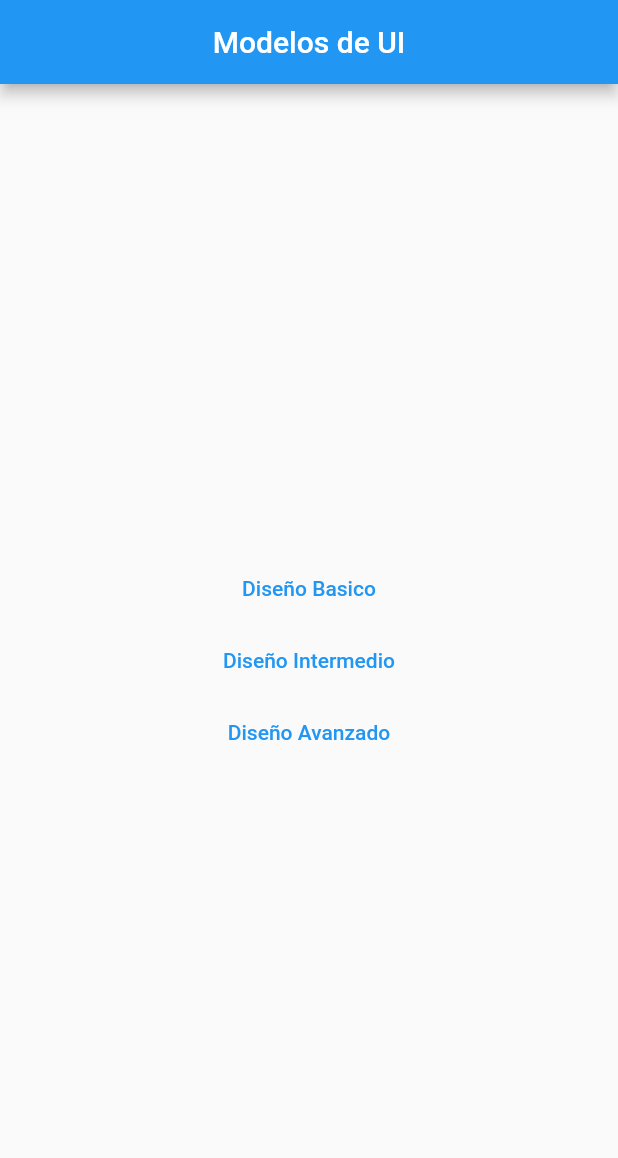
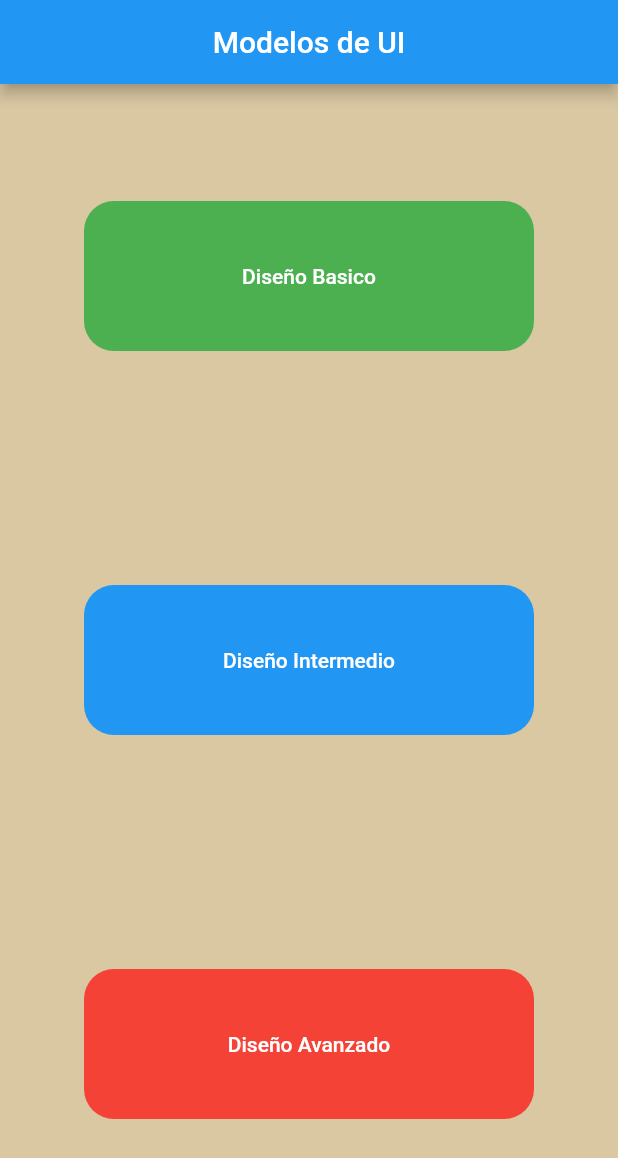
Before and after one commit to KestlerBarrios/modelos_ui, a Flutter app: the screen it shows after launch, on a phone screen of 412 x 824 dp. Shown: the top 1158 px of the screen. Run offline on Flutter 3.47's test engine with Material 2 defaults, Android fonts, the phone set to English and light mode, and no system bars.

Commit message:
Intermediate Design

```diff
--- a/lib/main.dart
+++ b/lib/main.dart
@@ -15,7 +15,7 @@ class MyApp extends StatelessWidget {
       home: HomePage(),
       initialRoute: '/',
       routes: {
-        '/basicDesign': (BuildContext context) => BasicDesign(),
+        '/basicDesign': (_) => BasicDesign(),
         '/intermediateDesign': (BuildContext context) => IntermediateDesign(),
         '/advancedDesgin': (BuildContext context) => AdvancedDesign(),
       },
--- a/lib/src/home_page.dart
+++ b/lib/src/home_page.dart
@@ -8,24 +8,54 @@ class HomePage extends StatelessWidget {
         centerTitle: true,
         title: Text('Modelos de UI'),
       ),
+      backgroundColor: Color(0xffdac8a3),
       body: Center(
         child: Column(
-          mainAxisAlignment: MainAxisAlignment.center,
+          mainAxisAlignment: MainAxisAlignment.spaceAround,
           children: [
-            TextButton(
-                onPressed: () => Navigator.pushNamed(context, '/basicDesign'),
-                child: Text('Diseño Basico')),
-            TextButton(
-                onPressed: () =>
-                    Navigator.pushNamed(context, '/intermediateDesign'),
-                child: Text('Diseño Intermedio')),
-            TextButton(
-                onPressed: () =>
-                    Navigator.pushNamed(context, '/advancedDesgin'),
-                child: Text('Diseño Avanzado')),
+            HomeButton(
+              color: Colors.green,
+              route: '/basicDesign',
+              text: 'Diseño Basico',
+            ),
+            HomeButton(
+              color: Colors.blue,
+              route: '/intermediateDesign',
+              text: 'Diseño Intermedio',
+            ),
+            HomeButton(
+              color: Colors.red,
+              route: '/advancedDesgin',
+              text: 'Diseño Avanzado',
+            ),
           ],
         ),
       ),
     );
   }
 }
+
+class HomeButton extends StatelessWidget {
+  final String route;
+  final String text;
+  final Color color;
+
+  const HomeButton(
+      {@required this.route, @required this.text, @required this.color});
+
+  @override
+  Widget build(BuildContext context) {
+    return Container(
+      height: 100,
+      width: 300,
+      decoration: BoxDecoration(
+          color: this.color, borderRadius: BorderRadius.circular(20)),
+      child: TextButton(
+          onPressed: () => Navigator.pushNamed(context, this.route),
+          child: Text(
+            this.text,
+            style: TextStyle(color: Colors.white),
+          )),
+    );
+  }
+}
```
Also changed, not shown: lib/src/screens/intermediate_design.dart (+48 -6 lines), assets/img/scroll-1.png (added).
